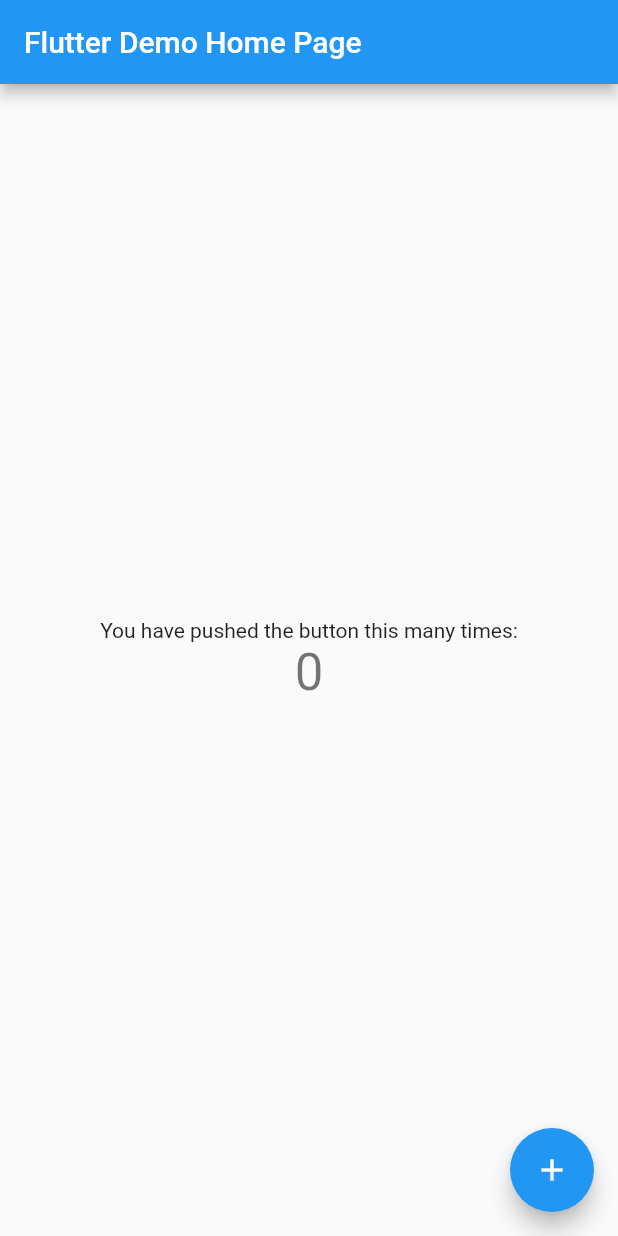
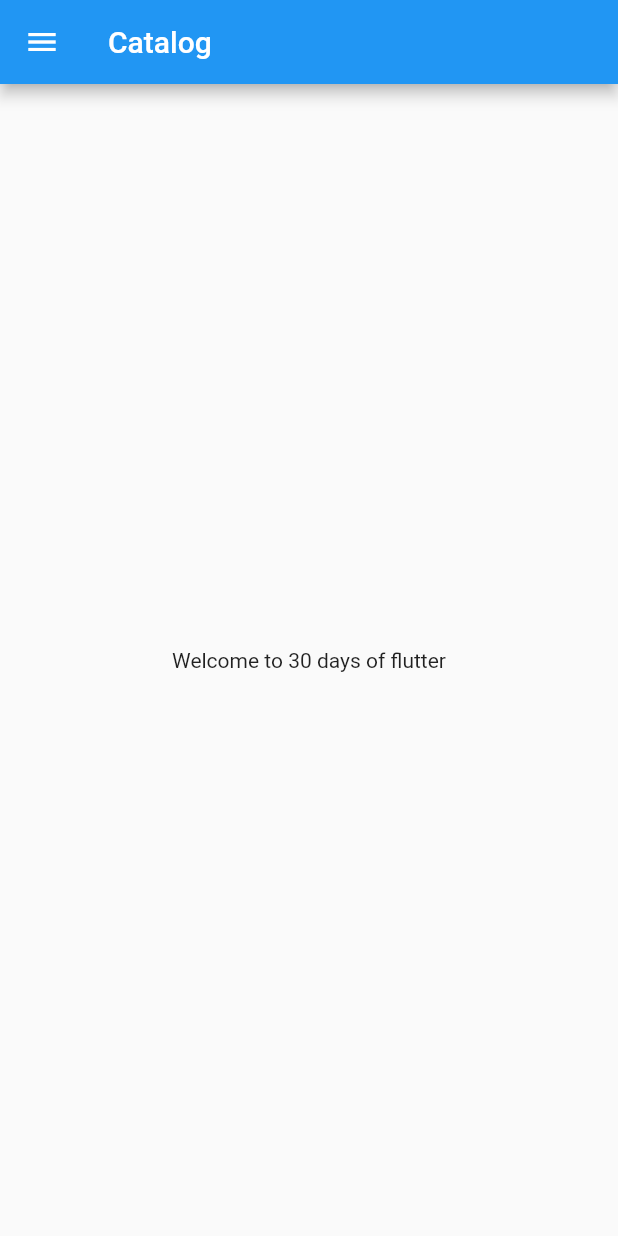
Before and after one commit to Tusar-2003/flutter_catalog, a Flutter app: the screen it shows after launch, on a phone screen of 412 x 824 dp. Run offline on Flutter 3.47's test engine with Material 2 defaults, Android fonts, the phone set to English and light mode, and no system bars.

Commit message:
Second Commit

```diff
--- /dev/null
+++ b/lib/home_page.dart
@@ -0,0 +1,19 @@
+import 'package:flutter/material.dart';
+
+class HomePage extends StatelessWidget {
+  @override
+  Widget build(BuildContext context) {
+    return Scaffold(
+      appBar: AppBar(
+        title: Text("Catalog"),
+
+      ),
+      body: Center(
+        child: Container(
+          child: Text("Welcome to 30 days of flutter"),
+        ),
+      ),
+      drawer: Drawer(),
+    );
+  }
+}
--- a/lib/main.dart
+++ b/lib/main.dart
@@ -1,4 +1,6 @@
 import 'package:flutter/material.dart';
+import 'package:flutter_catalog/home_page.dart';
+import 'home_page.dart';
 
 void main() {
   runApp(const MyApp());
@@ -11,105 +13,7 @@ class MyApp extends StatelessWidget {
   @override
   Widget build(BuildContext context) {
     return MaterialApp(
-      title: 'Flutter Demo',
-      theme: ThemeData(
-        // This is the theme of your application.
-        //
-        // Try running your application with "flutter run". You'll see the
-        // application has a blue toolbar. Then, without quitting the app, try
-        // changing the primarySwatch below to Colors.green and then invoke
-        // "hot reload" (press "r" in the console where you ran "flutter run",
-        // or simply save your changes to "hot reload" in a Flutter IDE).
-        // Notice that the counter didn't reset back to zero; the application
-        // is not restarted.
-        primarySwatch: Colors.blue,
-      ),
-      home: const MyHomePage(title: 'Flutter Demo Home Page'),
+      home: HomePage(),
     );
   }
 }
-
-class MyHomePage extends StatefulWidget {
-  const MyHomePage({Key? key, required this.title}) : super(key: key);
-
-  // This widget is the home page of your application. It is stateful, meaning
-  // that it has a State object (defined below) that contains fields that affect
-  // how it looks.
-
-  // This class is the configuration for the state. It holds the values (in this
-  // case the title) provided by the parent (in this case the App widget) and
-  // used by the build method of the State. Fields in a Widget subclass are
-  // always marked "final".
-
-  final String title;
-
-  @override
-  State<MyHomePage> createState() => _MyHomePageState();
-}
-
-class _MyHomePageState extends State<MyHomePage> {
-  int _counter = 0;
-
-  void _incrementCounter() {
-    setState(() {
-      // This call to setState tells the Flutter framework that something has
-      // changed in this State, which causes it to rerun the build method below
-      // so that the display can reflect the updated values. If we changed
-      // _counter without calling setState(), then the build method would not be
-      // called again, and so nothing would appear to happen.
-      _counter++;
-    });
-  }
-
-  @override
-  Widget build(BuildContext context) {
-    // This method is rerun every time setState is called, for instance as done
-    // by the _incrementCounter method above.
-    //
-    // The Flutter framework has been optimized to make rerunning build methods
-    // fast, so that you can just rebuild anything that needs updating rather
-    // than having to individually change instances of widgets.
-    return Scaffold(
-      appBar: AppBar(
-        // Here we take the value from the MyHomePage object that was created by
-        // the App.build method, and use it to set our appbar title.
-        title: Text(widget.title),
-      ),
-      body: Center(
-        // Center is a layout widget. It takes a single child and positions it
-        // in the middle of the parent.
-        child: Column(
-          // Column is also a layout widget. It takes a list of children and
-          // arranges them vertically. By default, it sizes itself to fit its
-          // children horizontally, and tries to be as tall as its parent.
-          //
-          // Invoke "debug painting" (press "p" in the console, choose the
-          // "Toggle Debug Paint" action from the Flutter Inspector in Android
-          // Studio, or the "Toggle Debug Paint" command in Visual Studio Code)
-          // to see the wireframe for each widget.
-          //
-          // Column has various properties to control how it sizes itself and
-          // how it positions its children. Here we use mainAxisAlignment to
-          // center the children vertically; the main axis here is the vertical
-          // axis because Columns are vertical (the cross axis would be
-          // horizontal).
-          mainAxisAlignment: MainAxisAlignment.center,
-          children: <Widget>[
-            const Text(
-              'You have pushed the button this many times:',
-            ),
-            Text(
-              '$_counter',
-              style: Theme.of(context).textTheme.headline4,
-            ),
-          ],
-        ),
-      ),
-      floatingActionButton: FloatingActionButton(
-        onPressed: _incrementCounter,
-        tooltip: 'Increment',
-        child: const Icon(Icons.add),
-      ), // This trailing comma makes auto-formatting nicer for build methods.
-    );
-  }
-}
```
